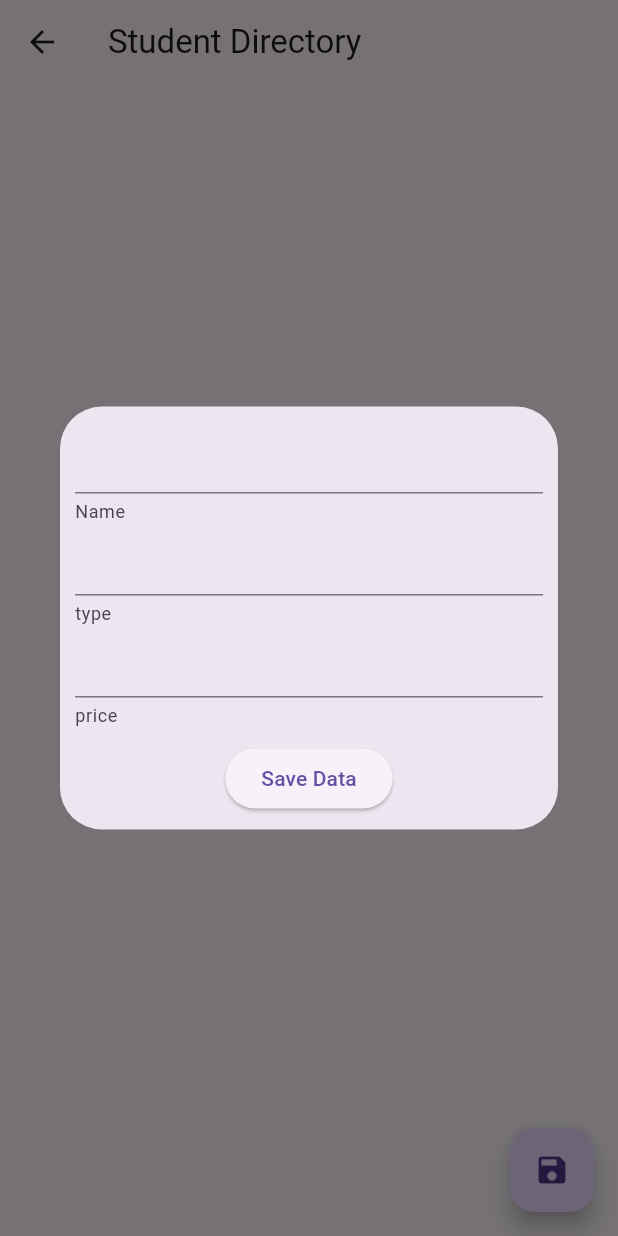
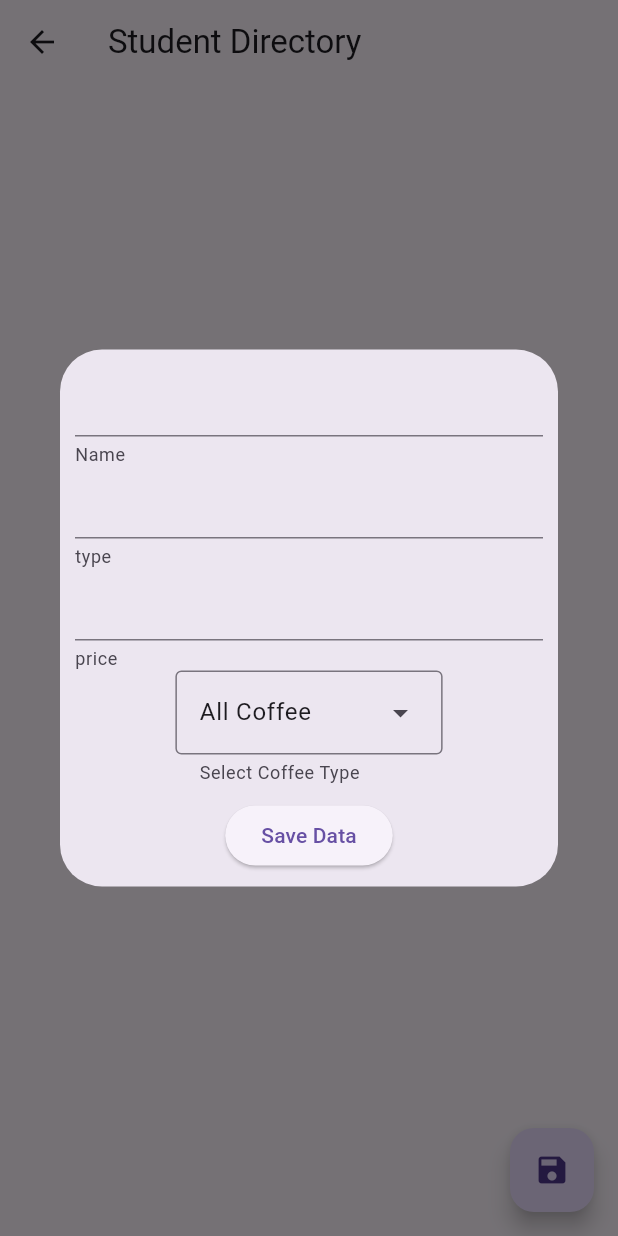
Before and after one commit to Yashkachhadiya021/coffe-shop, a Flutter app: the Home screen opened directly, after a tap on the "save" icon, on a phone screen of 412 x 824 dp. Run offline on Flutter 3.47's test engine with Material 3 defaults, Android fonts, the phone set to English and light mode, and no system bars; our stand-ins replace draggable_home, firebase_auth, firebase_core, firebase_database, readmore; accounts and stored records are empty; network calls fail.

Commit message:
dynamic portions

```diff
--- a/lib/firebaseDatabase/home.dart
+++ b/lib/firebaseDatabase/home.dart
@@ -1,3 +1,5 @@
+import 'dart:collection';
+
 import 'package:firebase_database/firebase_database.dart';
 import 'student_model.dart';
 import 'package:flutter/material.dart';
@@ -8,13 +10,24 @@ class Home extends StatefulWidget {
   @override
   State<Home> createState() => _HomeState();
 }
+List<String> catagory=<String>[
+  'All Coffee',
+  'Indonesiano',
+  'Machiato',
+];
+typedef MenuEntry = DropdownMenuEntry<String>;
+class _HomeState extends State<Home> {
 
-class _HomeState extends State<Home> {
+  static final List<MenuEntry> menuEntries = UnmodifiableListView<MenuEntry>(
+    catagory.map<MenuEntry>((String name) => MenuEntry(value: name, label: name)),
+  );
+  String dropdownValue = catagory.first;
 
   DatabaseReference dbRef = FirebaseDatabase.instance.ref();
   final TextEditingController _edtNameController = TextEditingController();
   final TextEditingController _edtAgeController = TextEditingController();
   final TextEditingController _edtSubjectController = TextEditingController();
+  final TextEditingController _edtCoffeeController = TextEditingController();
   List<Student> studentList = [];
   bool updateStudent = false;
 
@@ -42,6 +55,7 @@ class _HomeState extends State<Home> {
         _edtNameController.text = "";
         _edtAgeController.text = "";
         _edtSubjectController.text = "";
+        _edtCoffeeController.text="";
         updateStudent = false;
         studentDialog();
       },child: const Icon(Icons.save),),
@@ -59,12 +73,24 @@ class _HomeState extends State<Home> {
               TextField(controller: _edtNameController, decoration: const InputDecoration(helperText: "Name"),),
               TextField(controller: _edtAgeController, decoration: const InputDecoration(helperText: "type")),
               TextField(controller: _edtSubjectController, decoration: const InputDecoration(helperText: "price")),
+              DropdownMenu(
+                controller: _edtCoffeeController,
+                helperText: "Select Coffee Type",
+                initialSelection: catagory.first,
+                  onSelected: (String? value) {
+                    setState(() {
+                      dropdownValue = value!;
+                    });
+                  },
+                  dropdownMenuEntries: menuEntries
+              ),
               const SizedBox(height: 10,),
               ElevatedButton(onPressed: (){
                 Map<String,dynamic> data = {
                   "name": _edtNameController.text.toString(),
                   "type": _edtAgeController.text.toString(),
-                  "price": _edtSubjectController.text.toString()
+                  "price": _edtSubjectController.text.toString(),
+                  "coffeetype": _edtCoffeeController.text.toString()
                 };
                 if(updateStudent){
                   dbRef.child("Coffee").child(key!).update(data).then((value) {
@@ -104,6 +130,7 @@ class _HomeState extends State<Home> {
         _edtNameController.text = student.studentData!.name!;
         _edtAgeController.text = student.studentData!.type!;
         _edtSubjectController.text = student.studentData!.price!;
+        _edtCoffeeController.text = student.studentData!.coffeetype!;
         updateStudent = true;
         studentDialog(key: student.key);
       },
@@ -122,6 +149,7 @@ class _HomeState extends State<Home> {
                 Text(student.studentData!.name!),
                 Text(student.studentData!.type!),
                 Text(student.studentData!.price!),
+                Text(student.studentData!.coffeetype.toString())
               ],
             ),
 
--- a/lib/firebaseDatabase/student_model.dart
+++ b/lib/firebaseDatabase/student_model.dart
@@ -8,12 +8,14 @@ class StudentData{
   String? name;
   String? type;
   String? price;
+  String? coffeetype;
 
-  StudentData({this.name,this.type,this.price});
+  StudentData({this.name,this.type,this.price,this.coffeetype});
 
   StudentData.fromJson(Map<dynamic,dynamic> json){
     name = json["name"];
     type = json["type"];
     price = json["price"];
+    coffeetype=json["coffeetype"];
   }
 }
```
Also changed, not shown: lib/sample.dart (+21 -24 lines).
